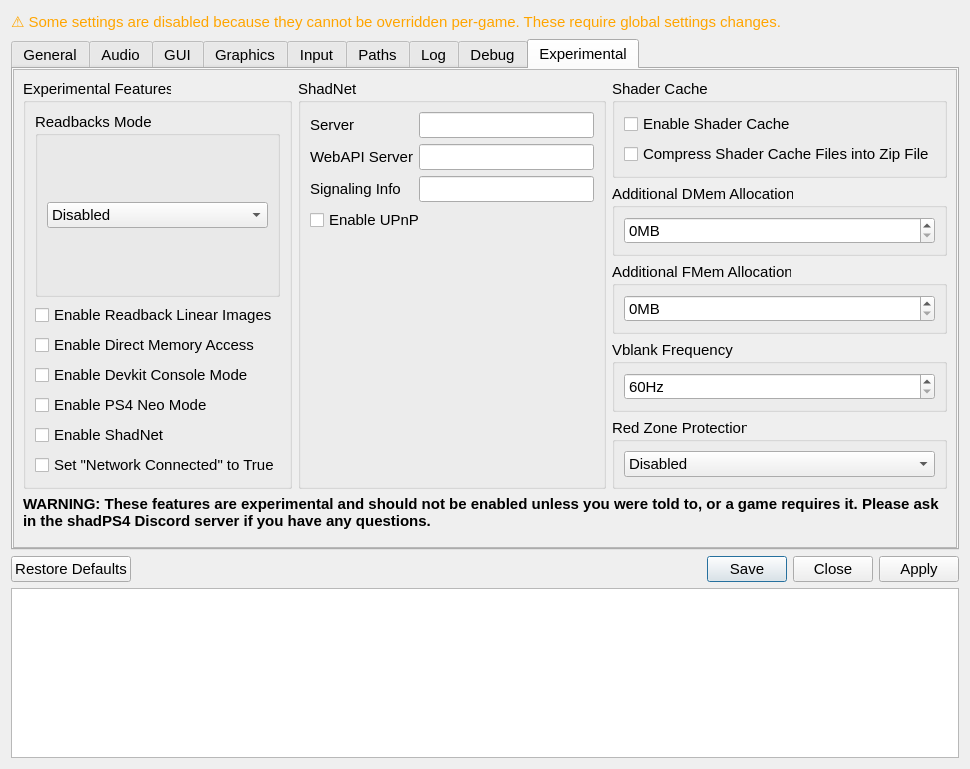
This is src/qt_ui/settings_dialog.ui in shadLaunchers/shadLauncher4 as Qt 5 draws it before an edit. The edited form follows.
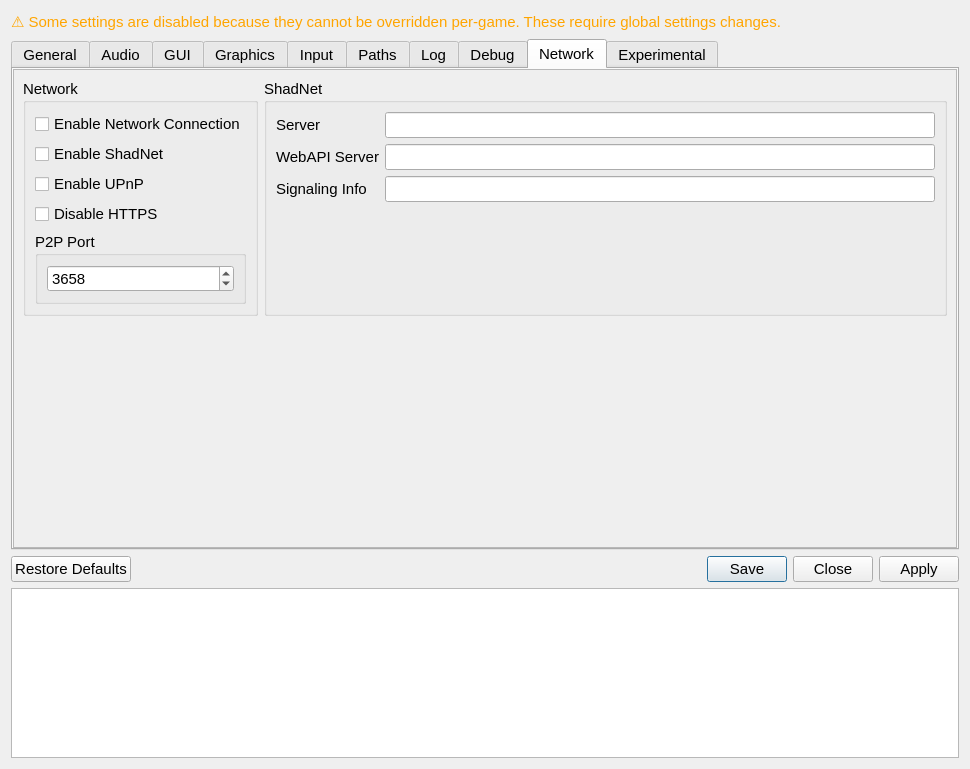
This is the edited form. Icons and pictures are not drawn.

Commit message: update to match latest emulator settings

```diff
--- a/src/qt_ui/settings_dialog.ui
+++ b/src/qt_ui/settings_dialog.ui
@@ -2516,6 +2516,169 @@
        </layout>
       </widget>
      </widget>
+     <widget class="QScrollArea" name="networkTab">
+      <property name="widgetResizable">
+       <bool>true</bool>
+      </property>
+      <attribute name="title">
+       <string>Network</string>
+      </attribute>
+      <widget class="QWidget" name="networkTabContents">
+       <property name="geometry">
+        <rect>
+         <x>0</x>
+         <y>0</y>
+         <width>946</width>
+         <height>460</height>
+        </rect>
+       </property>
+       <layout class="QVBoxLayout" name="networkTabVLayout" stretch="0,1">
+        <item>
+         <layout class="QHBoxLayout" name="networkTabHLayout">
+          <item>
+           <widget class="QGroupBox" name="networkGroupBox">
+            <property name="title">
+             <string>Network</string>
+            </property>
+            <layout class="QVBoxLayout" name="networkGroupVLayout">
+             <item>
+              <widget class="QCheckBox" name="networkConnectedCheckBox">
+               <property name="text">
+                <string>Enable Network Connection</string>
+               </property>
+              </widget>
+             </item>
+             <item>
+              <widget class="QCheckBox" name="psnSignInCheckBox">
+               <property name="text">
+                <string>Enable ShadNet</string>
+               </property>
+              </widget>
+             </item>
+             <item>
+              <widget class="QCheckBox" name="upnpCheckBox">
+               <property name="text">
+                <string>Enable UPnP</string>
+               </property>
+              </widget>
+             </item>
+             <item>
+              <widget class="QCheckBox" name="disableHttpsCheckBox">
+               <property name="text">
+                <string>Disable HTTPS</string>
+               </property>
+              </widget>
+             </item>
+             <item>
+              <widget class="QGroupBox" name="p2pPortGroupBox">
+               <property name="sizePolicy">
+                <sizepolicy hsizetype="Preferred" vsizetype="Maximum">
+                 <horstretch>0</horstretch>
+                 <verstretch>0</verstretch>
+                </sizepolicy>
+               </property>
+               <property name="title">
+                <string>P2P Port</string>
+               </property>
+               <layout class="QHBoxLayout" name="p2pPortLayout">
+                <item>
+                 <widget class="QSpinBox" name="p2pPortSpinBox">
+                  <property name="alignment">
+                   <set>Qt::AlignmentFlag::AlignLeading|Qt::AlignmentFlag::AlignLeft|Qt::AlignmentFlag::AlignVCenter</set>
+                  </property>
+                  <property name="keyboardTracking">
+                   <bool>false</bool>
+                  </property>
+                  <property name="specialValueText">
+                   <string>Any free port</string>
+                  </property>
+                  <property name="minimum">
+                   <number>0</number>
+                  </property>
+                  <property name="maximum">
+                   <number>65535</number>
+                  </property>
+                  <property name="value">
+                   <number>3658</number>
+                  </property>
+                 </widget>
+                </item>
+               </layout>
+              </widget>
+             </item>
+             <item>
+              <spacer name="networkGroupSpacer">
+               <property name="orientation">
+                <enum>Qt::Orientation::Vertical</enum>
+               </property>
+               <property name="sizeHint" stdset="0">
+                <size>
+                 <width>20</width>
+                 <height>0</height>
+                </size>
+               </property>
+              </spacer>
+             </item>
+            </layout>
+           </widget>
+          </item>
+          <item>
+           <widget class="QGroupBox" name="shadNetGroupBox">
+            <property name="title">
+             <string>ShadNet</string>
+            </property>
+            <layout class="QFormLayout" name="shadNetFormLayout">
+             <item row="0" column="0">
+              <widget class="QLabel" name="shadNetServerLabel">
+               <property name="text">
+                <string>Server</string>
+               </property>
+              </widget>
+             </item>
+             <item row="0" column="1">
+              <widget class="QLineEdit" name="shadNetServerLineEdit"/>
+             </item>
+             <item row="1" column="0">
+              <widget class="QLabel" name="shadNetWebApiServerLabel">
+               <property name="text">
+                <string>WebAPI Server</string>
+               </property>
+              </widget>
+             </item>
+             <item row="1" column="1">
+              <widget class="QLineEdit" name="shadNetWebApiServerLineEdit"/>
+             </item>
+             <item row="2" column="0">
+              <widget class="QLabel" name="signalingInfoLabel">
+               <property name="text">
+                <string>Signaling Info</string>
+               </property>
+              </widget>
+             </item>
+             <item row="2" column="1">
+              <widget class="QLineEdit" name="signalingInfoLineEdit"/>
+             </item>
+            </layout>
+           </widget>
+          </item>
+         </layout>
+        </item>
+        <item>
+         <spacer name="networkTabSpacer">
+          <property name="orientation">
+           <enum>Qt::Orientation::Vertical</enum>
+          </property>
+          <property name="sizeHint" stdset="0">
+           <size>
+            <width>20</width>
+            <height>40</height>
+           </size>
+          </property>
+         </spacer>
+        </item>
+       </layout>
+      </widget>
+     </widget>
      <widget class="QScrollArea" name="experimentalTab">
       <property name="widgetResizable">
        <bool>true</bool>
@@ -2627,62 +2790,16 @@
                 </widget>
                </item>
                <item>
-                <widget class="QCheckBox" name="psnSignInCheckBox">
+                <widget class="QCheckBox" name="redZoneCheckBox">
                  <property name="text">
-                  <string>Enable ShadNet</string>
+                  <string>Enable Red Zone Patching</string>
                  </property>
                 </widget>
                </item>
                <item>
-                <widget class="QCheckBox" name="networkConnectedCheckBox">
+                <widget class="QCheckBox" name="userfaultfdCheckBox">
                  <property name="text">
-                  <string>Set &quot;Network Connected&quot; to True</string>
-                 </property>
-                </widget>
-               </item>
-              </layout>
-             </widget>
-            </item>
-            <item>
-             <widget class="QGroupBox" name="shadNetGroupBox">
-              <property name="title">
-               <string>ShadNet</string>
-              </property>
-              <layout class="QFormLayout" name="shadNetFormLayout">
-               <item row="0" column="0">
-                <widget class="QLabel" name="shadNetServerLabel">
-                 <property name="text">
-                  <string>Server</string>
-                 </property>
-                </widget>
-               </item>
-               <item row="0" column="1">
-                <widget class="QLineEdit" name="shadNetServerLineEdit"/>
-               </item>
-               <item row="1" column="0">
-                <widget class="QLabel" name="shadNetWebApiServerLabel">
-                 <property name="text">
-                  <string>WebAPI Server</string>
-                 </property>
-                </widget>
-               </item>
-               <item row="1" column="1">
-                <widget class="QLineEdit" name="shadNetWebApiServerLineEdit"/>
-               </item>
-               <item row="2" column="0">
-                <widget class="QLabel" name="signalingInfoLabel">
-                 <property name="text">
-                  <string>Signaling Info</string>
-                 </property>
-                </widget>
-               </item>
-               <item row="2" column="1">
-                <widget class="QLineEdit" name="signalingInfoLineEdit"/>
-               </item>
-               <item row="3" column="0" colspan="2">
-                <widget class="QCheckBox" name="upnpCheckBox">
-                 <property name="text">
-                  <string>Enable UPnP</string>
+                  <string>Enable userfaultfd Memory Tracking</string>
                  </property>
                 </widget>
                </item>
@@ -2843,29 +2960,7 @@
                 </layout>
                </widget>
               </item>
-              <item>
-               <widget class="QGroupBox" name="redZoneGroupBox">
-                <property name="title">
-                 <string>Red Zone Protection</string>
-                </property>
-                <layout class="QVBoxLayout" name="verticalLayout_22">
-                 <item>
-                  <widget class="QComboBox" name="redZoneComboBox">
-                   <item>
-                    <property name="text">
-                     <string>Disabled</string>
-                    </property>
-                   </item>
-                   <item>
-                    <property name="text">
-                     <string>Static Patching</string>
-                    </property>
-                   </item>
-                  </widget>
-                 </item>
-                </layout>
-               </widget>
-              </item>
+
              </layout>
             </item>
            </layout>
```
Left out of the diff: 41 changed lines with no effect on the pictures. The commit also changes 12 other files.
